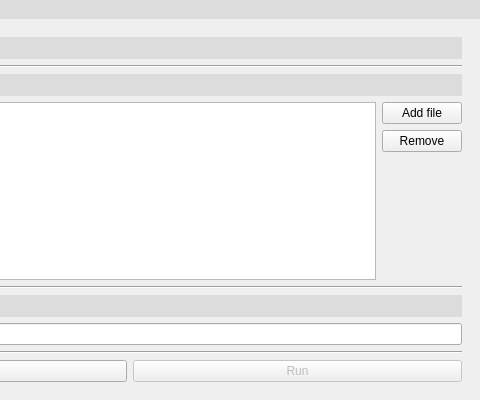
This is gui/ui_files/mainwindow.ui in OSUDSL/pydre as Qt 5 draws it before an edit; both pictures show x 220 to 700 and y 0 to 400 of the 700 by 400 pixel window. The edited form follows.
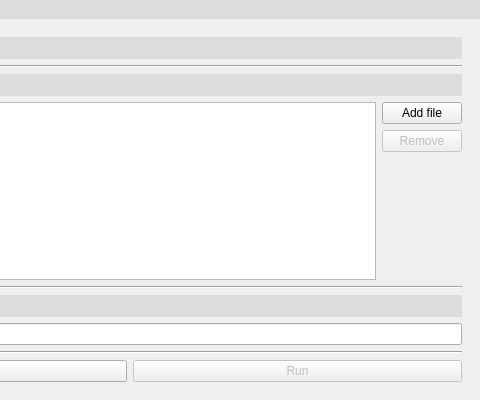
This is the edited form. The open tabs and pages were chosen to show the change. Icons and pictures are not drawn.

Commit message: Set Remove button to be disabled until data files are added

```diff
--- a/gui/ui_files/mainwindow.ui
+++ b/gui/ui_files/mainwindow.ui
@@ -371,6 +371,9 @@
             </item>
             <item>
              <widget class="QPushButton" name="pushButton_2">
+              <property name="enabled">
+               <bool>false</bool>
+              </property>
               <property name="styleSheet">
                <string notr="true">font: 75 10pt &quot;Arial&quot;;</string>
               </property>
```
